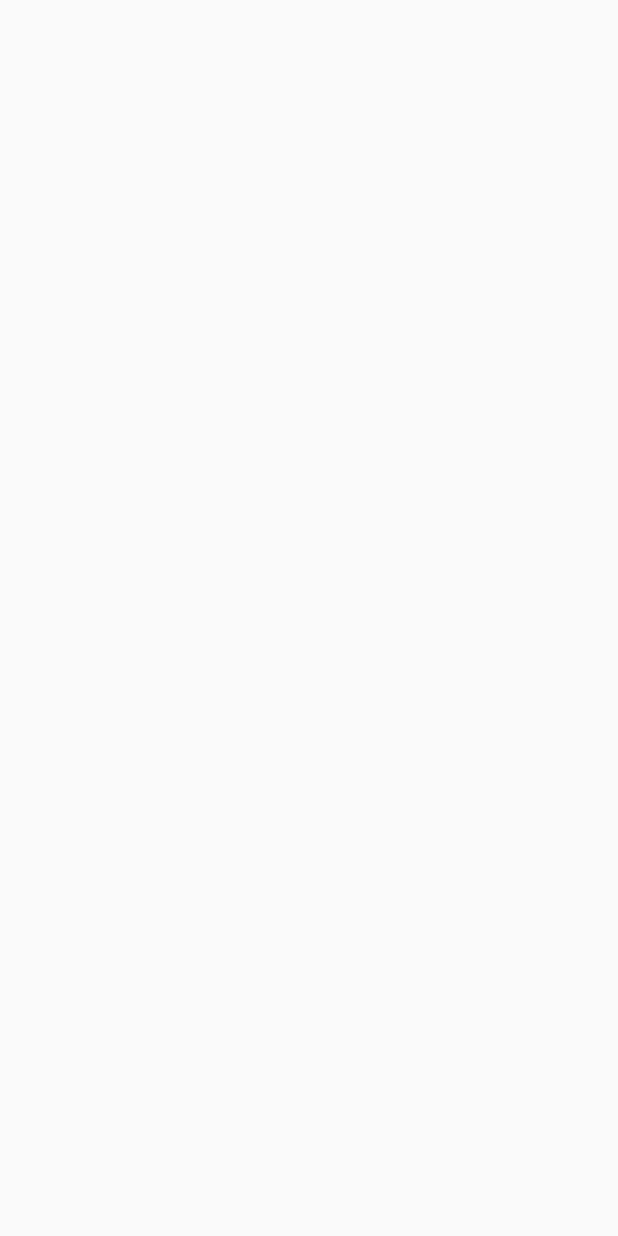
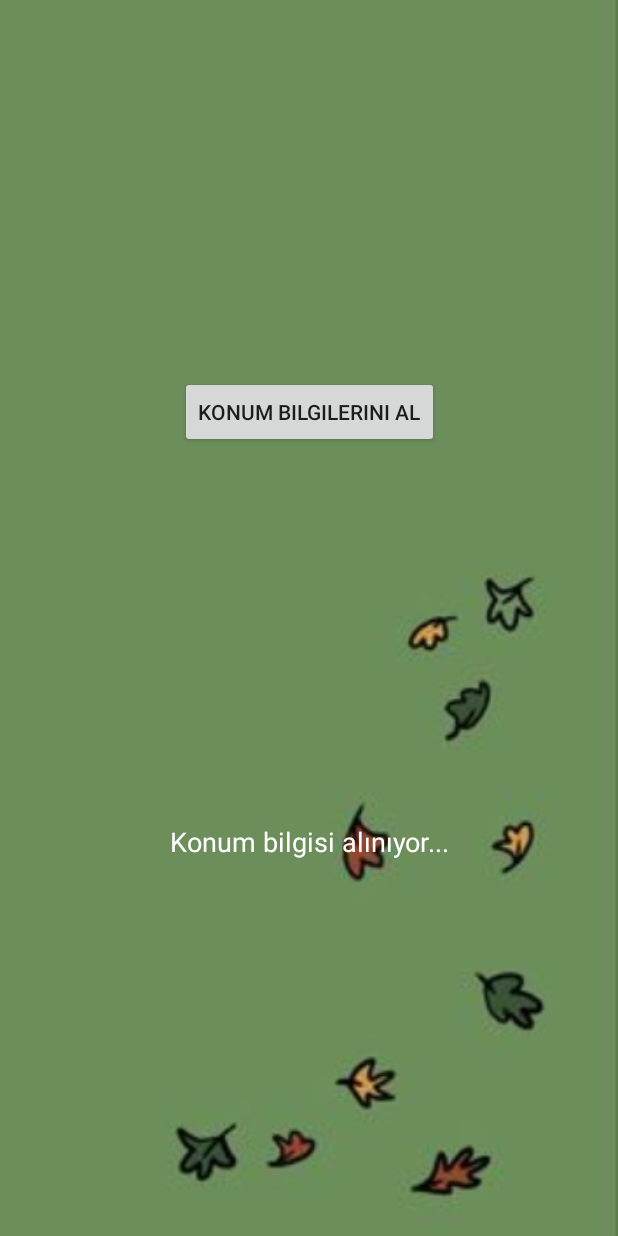
Before and after one commit to yavuzbeyy/TUBITAK-TarimMobile, an Android app built with Jetpack Compose: the GetCoordinatActivity screen opened directly, with no data from a screen before it, on a phone screen of 412 x 824 dp. Before the commit the screen is empty. Run offline under Robolectric (Android 15) with nearby library versions, the phone set to English and light mode, and no system bars.

Commit message:
GotLocationInformations

```diff
--- a/app/build.gradle.kts
+++ b/app/build.gradle.kts
@@ -63,6 +63,7 @@ dependencies {
     implementation(libs.material)
     implementation(libs.androidx.activity)
     implementation(libs.androidx.constraintlayout)
+    implementation(libs.play.services.location)
     testImplementation(libs.junit)
     androidTestImplementation(libs.androidx.junit)
     androidTestImplementation(libs.androidx.espresso.core)
--- a/app/src/main/AndroidManifest.xml
+++ b/app/src/main/AndroidManifest.xml
@@ -1,6 +1,8 @@
 <?xml version="1.0" encoding="utf-8"?>
 <manifest xmlns:android="http://schemas.android.com/apk/res/android"
     xmlns:tools="http://schemas.android.com/tools">
+
+    <uses-permission android:name="android.permission.ACCESS_FINE_LOCATION"/>
 
     <application
         android:allowBackup="true"
--- a/app/src/main/java/com/example/tbtktarimapp/GetCoordinatActivity.kt
+++ b/app/src/main/java/com/example/tbtktarimapp/GetCoordinatActivity.kt
@@ -1,12 +1,24 @@
 package com.example.tbtktarimapp
 
+import android.Manifest
+import android.content.pm.PackageManager
 import android.os.Bundle
-import androidx.activity.enableEdgeToEdge
+import androidx.activity.result.contract.ActivityResultContracts
 import androidx.appcompat.app.AppCompatActivity
+import androidx.core.app.ActivityCompat
 import androidx.core.view.ViewCompat
 import androidx.core.view.WindowInsetsCompat
+import com.google.android.gms.location.FusedLocationProviderClient
+import com.google.android.gms.location.LocationServices
+import android.widget.Button
+import android.widget.TextView
+import androidx.activity.enableEdgeToEdge
 
 class GetCoordinatActivity : AppCompatActivity() {
+
+    private lateinit var fusedLocationClient: FusedLocationProviderClient
+    private lateinit var locationTextView: TextView
+
     override fun onCreate(savedInstanceState: Bundle?) {
         super.onCreate(savedInstanceState)
         enableEdgeToEdge()
@@ -16,5 +28,43 @@ class GetCoordinatActivity : AppCompatActivity() {
             v.setPadding(systemBars.left, systemBars.top, systemBars.right, systemBars.bottom)
             insets
         }
+
+        fusedLocationClient = LocationServices.getFusedLocationProviderClient(this)
+        locationTextView = findViewById(R.id.textView)
+
+        val getLocationButton: Button = findViewById(R.id.button_get_location)
+        getLocationButton.setOnClickListener {
+            checkLocationPermission()
+        }
+    }
+
+    private fun checkLocationPermission() {
+        if (ActivityCompat.checkSelfPermission(this, Manifest.permission.ACCESS_FINE_LOCATION) == PackageManager.PERMISSION_GRANTED) {
+            getLastKnownLocation()
+        } else {
+            requestPermissionLauncher.launch(Manifest.permission.ACCESS_FINE_LOCATION)
+        }
+    }
+
+    private val requestPermissionLauncher = registerForActivityResult(ActivityResultContracts.RequestPermission()) { isGranted: Boolean ->
+        if (isGranted) {
+            getLastKnownLocation()
+        } else {
+            locationTextView.text = "Konum izni verilmedi."
+        }
+    }
+
+    private fun getLastKnownLocation() {
+        if (ActivityCompat.checkSelfPermission(this, Manifest.permission.ACCESS_FINE_LOCATION) != PackageManager.PERMISSION_GRANTED) {
+            return
+        }
+        fusedLocationClient.lastLocation.addOnSuccessListener { location ->
+            if (location != null) {
+                // API İsteği Burada yapabilirim.
+                locationTextView.text = "Enlem: ${location.latitude}, Boylam: ${location.longitude}"
+            } else {
+                locationTextView.text = "Konum bilgisi alınamadı."
+            }
+        }
     }
 }
--- a/app/src/main/res/layout/activity_get_coordinat.xml
+++ b/app/src/main/res/layout/activity_get_coordinat.xml
@@ -5,6 +5,29 @@
     android:id="@+id/main"
     android:layout_width="match_parent"
     android:layout_height="match_parent"
+    android:background="@drawable/bd79fd07b2b979311bc4fc2c5b007827"
     tools:context=".GetCoordinatActivity">
 
+    <Button
+        android:id="@+id/button_get_location"
+        android:layout_width="wrap_content"
+        android:layout_height="wrap_content"
+        android:text="Konum Bilgilerini Al"
+        app:layout_constraintTop_toTopOf="parent"
+        app:layout_constraintStart_toStartOf="parent"
+        app:layout_constraintEnd_toEndOf="parent"
+        app:layout_constraintBottom_toTopOf="@+id/textView" />
+
+    <TextView
+        android:id="@+id/textView"
+        android:layout_width="wrap_content"
+        android:layout_height="wrap_content"
+        android:text="Konum bilgisi alınıyor..."
+        app:layout_constraintTop_toBottomOf="@+id/button_get_location"
+        app:layout_constraintStart_toStartOf="parent"
+        app:layout_constraintEnd_toEndOf="parent"
+        app:layout_constraintBottom_toBottomOf="parent"
+        android:textSize="18sp"
+        android:textColor="@android:color/white"/>
+
 </androidx.constraintlayout.widget.ConstraintLayout>
--- a/gradle/libs.versions.toml
+++ b/gradle/libs.versions.toml
@@ -12,6 +12,7 @@ appcompat = "1.6.1"
 material = "1.10.0"
 activity = "1.9.1"
 constraintlayout = "2.1.4"
+playServicesLocation = "21.3.0"
 
 [libraries]
 androidx-core-ktx = { group = "androidx.core", name = "core-ktx", version.ref = "coreKtx" }
@@ -32,6 +33,7 @@ androidx-appcompat = { group = "androidx.appcompat", name = "appcompat", version
 material = { group = "com.google.android.material", name = "material", version.ref = "material" }
 androidx-activity = { group = "androidx.activity", name = "activity", version.ref = "activity" }
 androidx-constraintlayout = { group = "androidx.constraintlayout", name = "constraintlayout", version.ref = "constraintlayout" }
+play-services-location = { group = "com.google.android.gms", name = "play-services-location", version.ref = "playServicesLocation" }
 
 [plugins]
 android-application = { id = "com.android.application", version.ref = "agp" }
```
Also changed, not shown: app/src/main/java/com/example/tbtktarimapp/MainActivity.kt (+11 -0 lines), app/src/main/res/layout/activity_main.xml (+9 -13 lines), app/src/main/res/drawable/bd2b87e71facae7ee9071864cd8aa0ed.jpg (added), app/src/main/res/drawable/bd79fd07b2b979311bc4fc2c5b007827.jpg (added), app/src/main/res/drawable/bitki.jpg (added), app/src/main/res/drawable/yonca.jpg (added).
